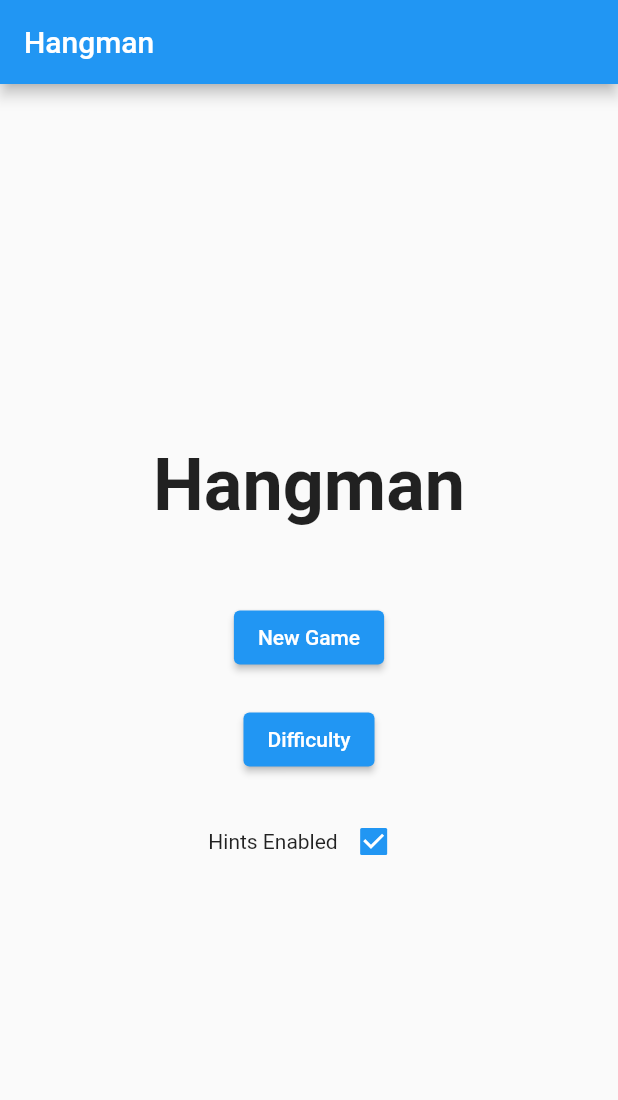
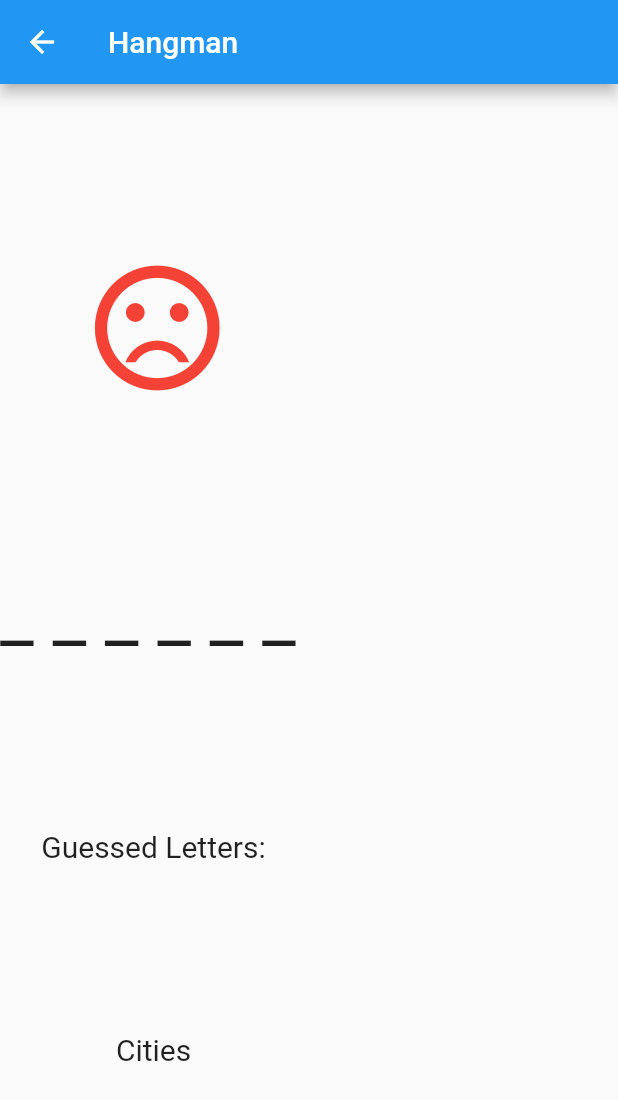
Before and after one commit to A5992/Hangman, a Flutter app: the screen it shows after launch, after a tap on "New Game", on a phone screen of 412 x 824 dp. Shown: the top 1100 px of the screen. Run offline on Flutter 3.47's test engine with Material 2 defaults, Android fonts, the phone set to English and light mode, and no system bars.

Commit message:
:( _ _ _

```diff
--- a/hangman/lib/main.dart
+++ b/hangman/lib/main.dart
@@ -1,4 +1,5 @@
 import 'package:flutter/material.dart';
+import 'package:hangman/mechanics/hangman_game.dart';
 
 void main() {
   runApp(const MaterialApp(
@@ -31,7 +32,10 @@ class _MainMenuState extends State<MainMenu> {
             const SizedBox(height: 50),
             ElevatedButton(
               onPressed: () {
-                // TODO: Handle New Game button press
+                Navigator.push(
+                  context,
+                  MaterialPageRoute(builder: (context) => const HangmanGame()),
+                );
               },
               child: const Text('New Game'),
             ),
--- /dev/null
+++ b/hangman/lib/mechanics/hangman_game.dart
@@ -0,0 +1,93 @@
+import 'package:flutter/material.dart';
+import 'package:hangman/mechanics/hangman_words.dart';
+
+class HangmanGame extends StatefulWidget {
+  const HangmanGame({Key? key}) : super(key: key);
+
+  @override
+  _HangmanGameState createState() => _HangmanGameState();
+}
+
+class _HangmanGameState extends State<HangmanGame> {
+  late WordCategory _wordCategory;
+  late String _underscores;
+
+  @override
+  void initState() {
+    super.initState();
+    _wordCategory = getRandomWord();
+    _underscores = '_ ' * _wordCategory.word.length;
+  }
+
+  @override
+  Widget build(BuildContext context) {
+    return Scaffold(
+        appBar: AppBar(
+          title: const Text('Hangman'),
+        ),
+        body: Column(
+          mainAxisAlignment: MainAxisAlignment.spaceEvenly,
+          crossAxisAlignment: CrossAxisAlignment.center,
+          children: [
+            const StatusImage(),
+            Text(
+              _underscores,
+              style: const TextStyle(fontSize: 50),
+            ),
+            const GuessedLetters(),
+            HintCategory(category: _wordCategory.category),
+          ],
+        ));
+  }
+}
+
+class StatusImage extends StatelessWidget {
+  const StatusImage({Key? key}) : super(key: key);
+
+  @override
+  Widget build(BuildContext context) {
+    return const Icon(
+      Icons.sentiment_very_dissatisfied,
+      size: 100,
+      color: Colors.red,
+    );
+  }
+}
+
+class Underscores extends StatelessWidget {
+  const Underscores({Key? key}) : super(key: key);
+
+  @override
+  Widget build(BuildContext context) {
+    return const Text(
+      '_ _ _ _',
+      style: TextStyle(fontSize: 50),
+    );
+  }
+}
+
+class GuessedLetters extends StatelessWidget {
+  const GuessedLetters({Key? key}) : super(key: key);
+
+  @override
+  Widget build(BuildContext context) {
+    return const Text(
+      'Guessed Letters: ',
+      style: TextStyle(fontSize: 20),
+    );
+  }
+}
+
+class HintCategory extends StatelessWidget {
+  final String category;
+
+  const HintCategory({Key? key, required this.category}) : super(key: key);
+
+  @override
+  Widget build(BuildContext context) {
+    return Text(
+      '$category ',
+      style: const TextStyle(fontSize: 20),
+    );
+  }
+}
--- /dev/null
+++ b/hangman/lib/mechanics/hangman_words.dart
@@ -0,0 +1,17 @@
+import 'dart:math';
+
+final List<WordCategory> words = [
+  WordCategory(word: 'Berlin', category: 'Cities'),
+];
+
+class WordCategory {
+  final String word;
+  final String category;
+
+  WordCategory({required this.word, required this.category});
+}
+
+WordCategory getRandomWord() {
+  final random = Random();
+  return words[random.nextInt(words.length)];
+}
```
Also changed, not shown: hangman/lib/mechanics/game_logic.dart (deleted), hangman/lib/models/hangman_words.dart (deleted).
